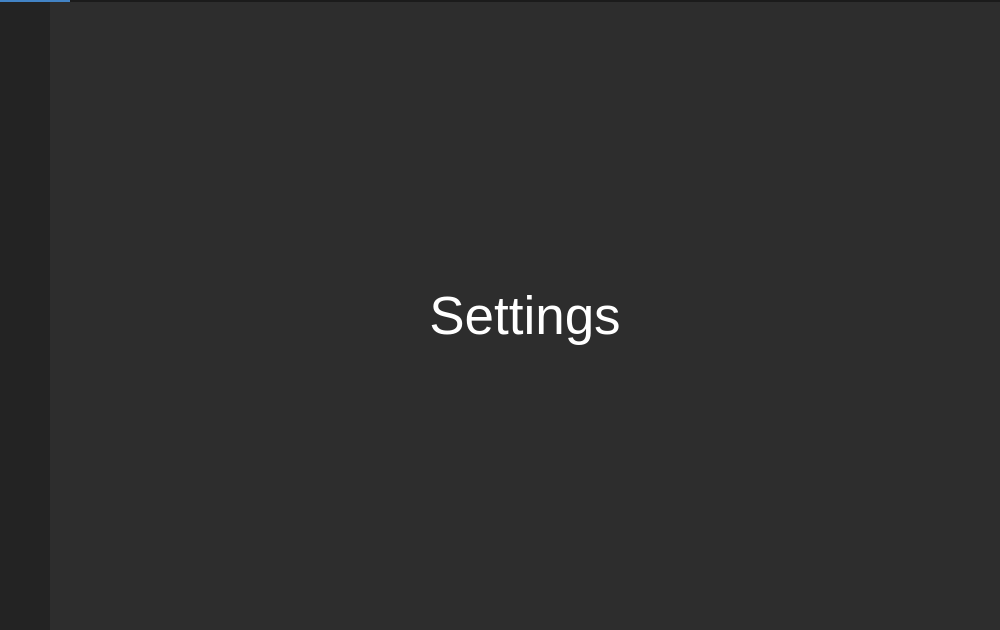
Before: the Qt Designer form mainwindow.ui in squeezylt/agm-qt, drawn with Qt 5.
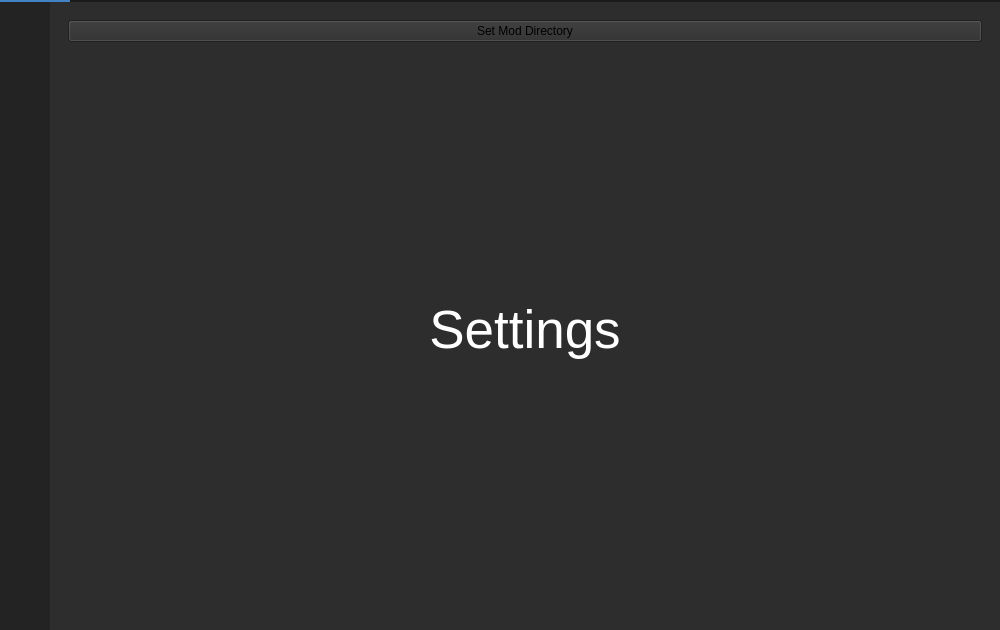
After: the same form once the commit is applied. The open tabs and pages were chosen to show the change. Icons and pictures are not drawn.

Commit message: Add mainwindow loading and defaulting

```diff
--- a/mainwindow.ui
+++ b/mainwindow.ui
@@ -513,6 +513,13 @@
             </widget>
             <widget class="QWidget" name="page_3">
              <layout class="QVBoxLayout" name="verticalLayout_8">
+              <item>
+               <widget class="QPushButton" name="set_mod_dir_button">
+                <property name="text">
+                 <string>Set Mod Directory</string>
+                </property>
+               </widget>
+              </item>
               <item>
                <widget class="QLabel" name="label">
                 <property name="font">
```
The commit also changes 1 other file.
